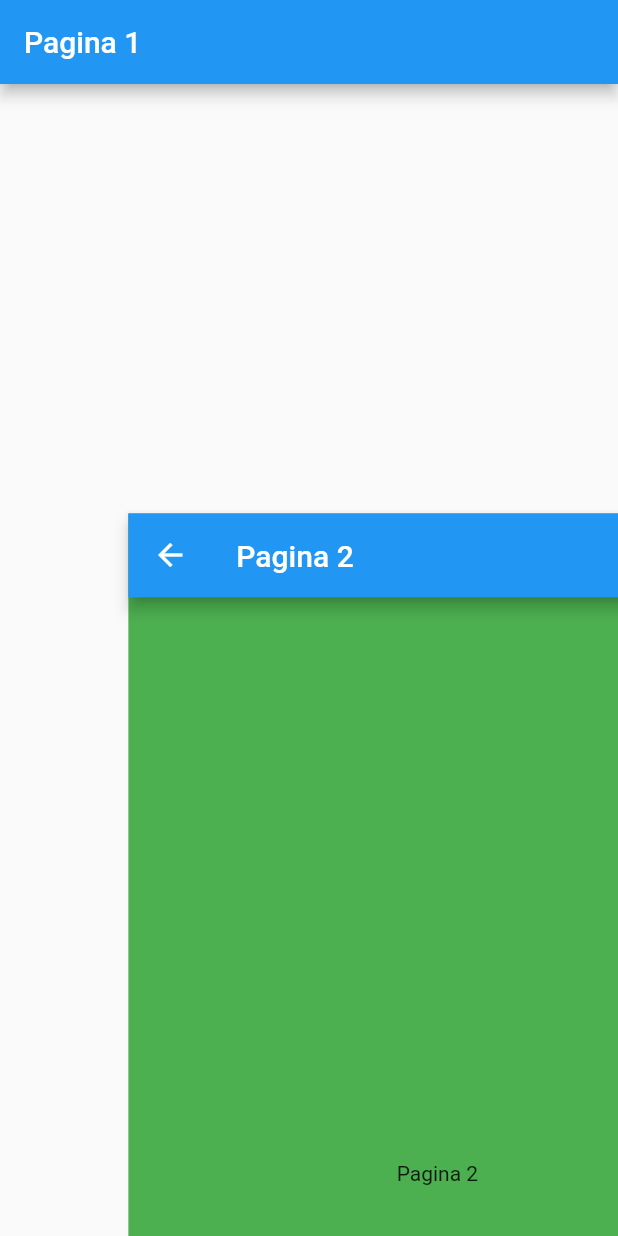
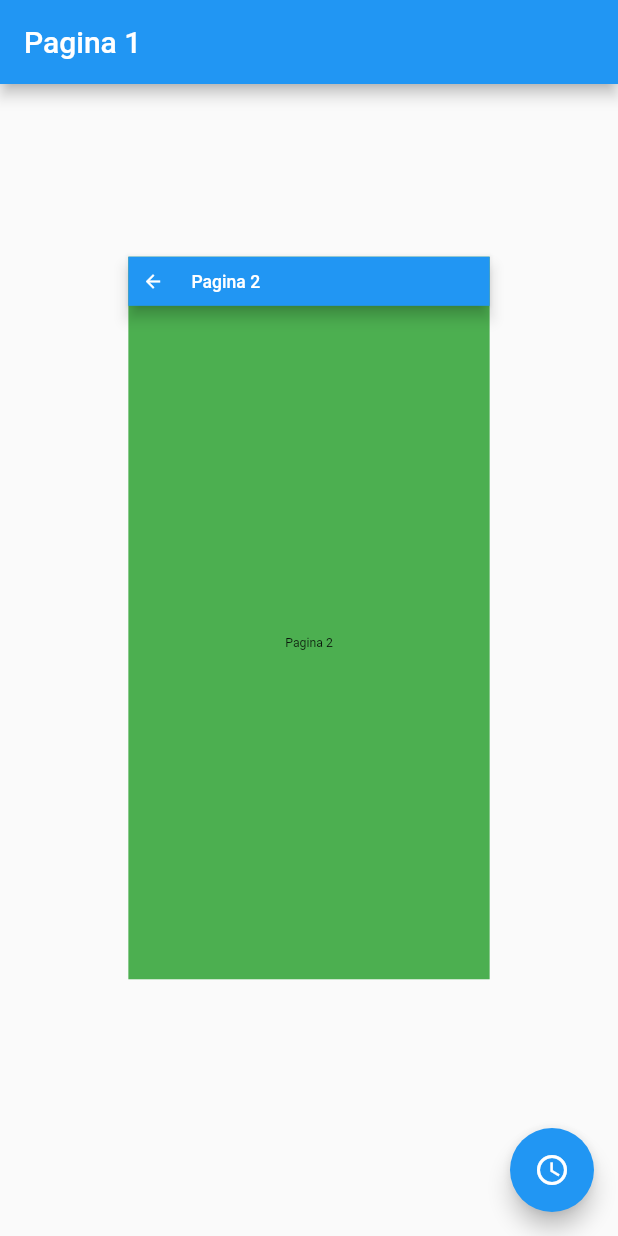
Before and after one commit to guillermoherrera/transicion_app, a Flutter app: the screen it shows after launch, after a tap on the "access time" icon, on a phone screen of 412 x 824 dp. Run offline on Flutter 3.47's test engine with Material 2 defaults, Android fonts, the phone set to English and light mode, and no system bars.

Commit message:
ScaleTransition

```diff
--- a/lib/pages/pagina1_page.dart
+++ b/lib/pages/pagina1_page.dart
@@ -30,9 +30,14 @@ class Pagina1Page extends StatelessWidget {
 
         final curveAnimation = CurvedAnimation(parent: animation, curve: Curves.easeInOut);
 
-        return SlideTransition(
-          position: Tween<Offset>(begin: Offset(0.5, 1.0), end: Offset.zero).animate(curveAnimation),
+        //return SlideTransition(
+        //  position: Tween<Offset>(begin: Offset(0.5, 1.0), end: Offset.zero).animate(curveAnimation),
+        //  child: child,
+        //);
+
+        return ScaleTransition(
           child: child,
+          scale:  Tween<double>(begin: 0.0, end: 1.0).animate(curveAnimation)
         );
       }
     );
```
